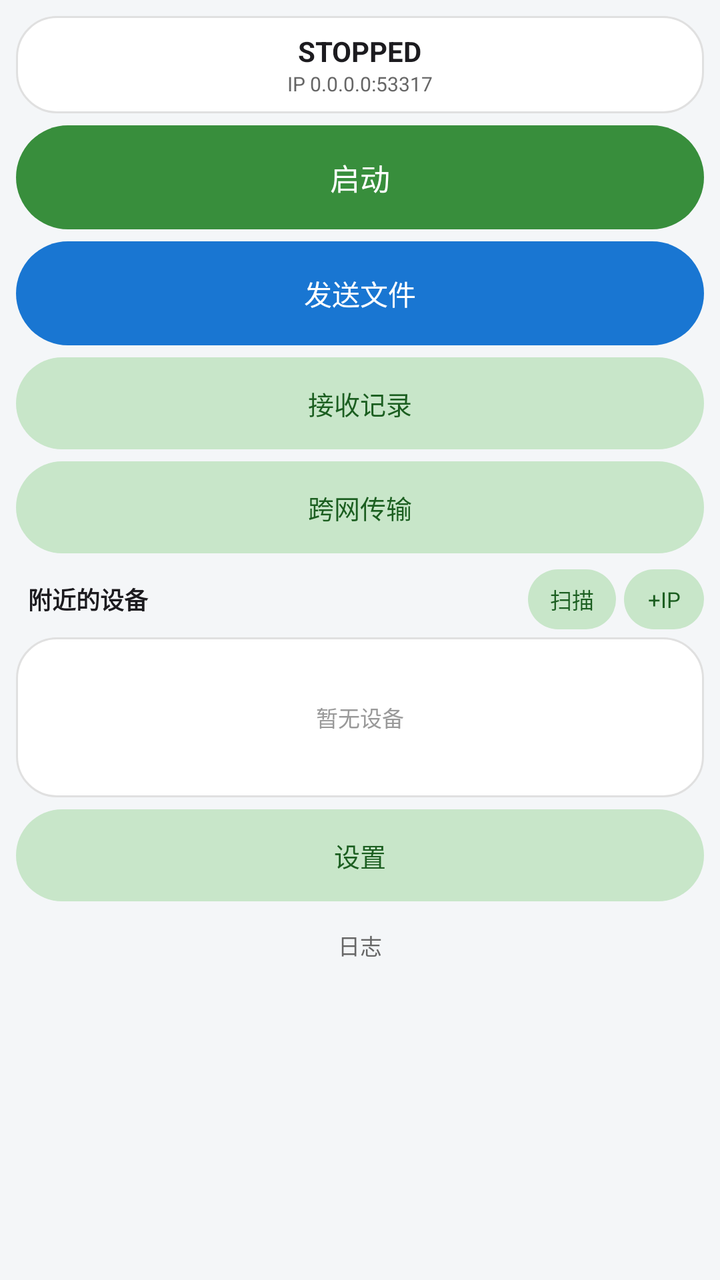
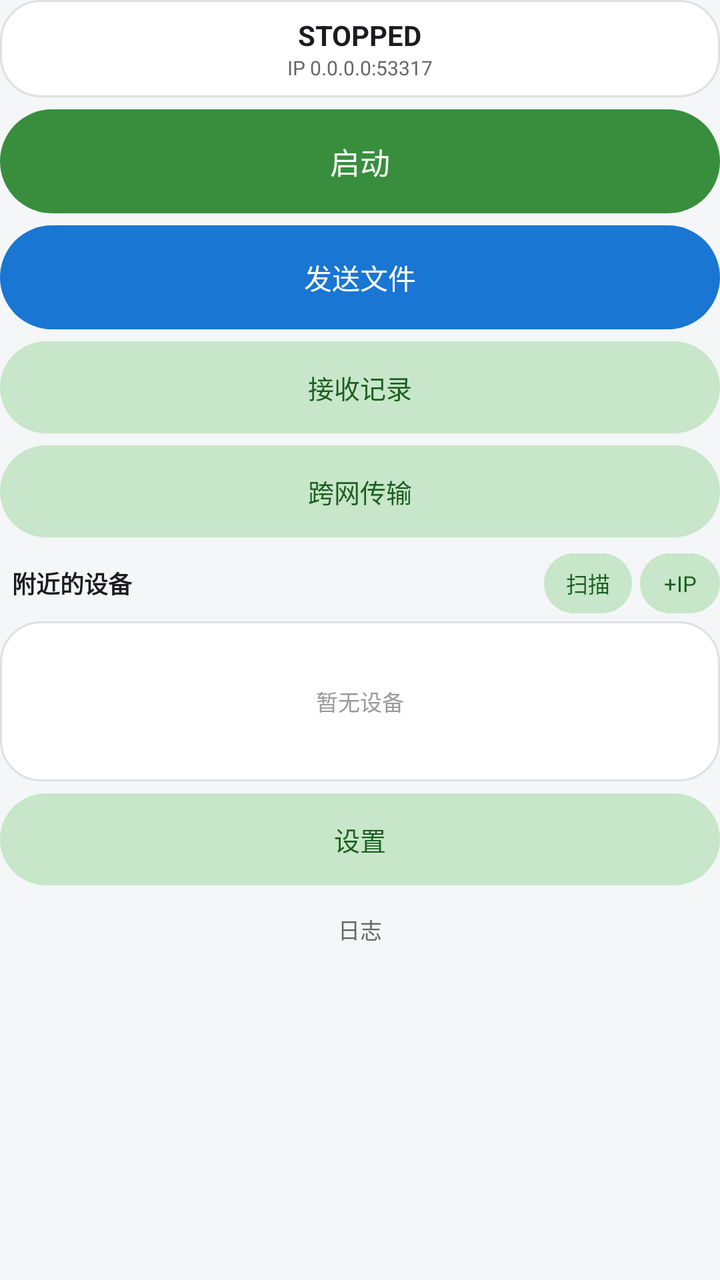

Compare the two renders of this Android layout. The source of the first and the diff that turns it into the second are given below.
<!-- AndroidManifest.xml: application theme android:Theme.Light -->
<!-- res/layout/activity_main.xml -->
<?xml version="1.0" encoding="utf-8"?>
<ScrollView xmlns:android="http://schemas.android.com/apk/res/android"
    android:layout_width="match_parent"
    android:layout_height="match_parent"
    android:background="#F4F6F8"
    android:fillViewport="true"
    android:scrollbars="none">

    <LinearLayout
        android:layout_width="match_parent"
        android:layout_height="wrap_content"
        android:orientation="vertical"
        android:paddingLeft="8dp"
        android:paddingRight="8dp"
        android:paddingTop="8dp"
        android:paddingBottom="6dp">

        <LinearLayout
            android:layout_width="match_parent"
            android:layout_height="wrap_content"
            android:orientation="vertical"
            android:gravity="center"
            android:background="@drawable/watch_card"
            android:padding="8dp"
            android:layout_marginBottom="6dp">
            <TextView
                android:id="@+id/status"
                android:layout_width="wrap_content"
                android:layout_height="wrap_content"
                android:text="STOPPED"
                android:textColor="#1C1B1F"
                android:textSize="14sp"
                android:textStyle="bold" />
            <TextView
                android:id="@+id/status_ip"
                android:layout_width="wrap_content"
                android:layout_height="wrap_content"
                android:text="IP 0.0.0.0:53317"
                android:textColor="#666"
                android:textSize="10sp"
                android:singleLine="true"
                android:ellipsize="middle" />
        </LinearLayout>

        <Button
            android:id="@+id/toggle"
            android:layout_width="match_parent"
            android:layout_height="52dp"
            android:text="启动"
            android:textSize="15sp"
            android:textColor="#FFFFFF"
            android:background="@drawable/watch_btn_primary"
            android:layout_marginBottom="6dp" />

        <Button
            android:id="@+id/btn_send"
            android:layout_width="match_parent"
            android:layout_height="52dp"
            android:text="发送文件"
            android:textSize="14sp"
            android:textColor="#FFFFFF"
            android:background="@drawable/watch_btn_send"
            android:layout_marginBottom="6dp" />

        <Button
            android:id="@+id/btn_history"
            android:layout_width="match_parent"
            android:layout_height="46dp"
            android:text="接收记录"
            android:textSize="13sp"
            android:textColor="#1B5E20"
            android:background="@drawable/watch_btn_secondary"
            android:layout_marginBottom="6dp" />

        <Button
            android:id="@+id/btn_cross_net"
            android:layout_width="match_parent"
            android:layout_height="46dp"
            android:text="跨网传输"
            android:textSize="13sp"
            android:textColor="#1B5E20"
            android:background="@drawable/watch_btn_secondary"
            android:layout_marginBottom="8dp" />

        <LinearLayout
            android:layout_width="match_parent"
            android:layout_height="wrap_content"
            android:orientation="horizontal"
            android:gravity="center_vertical"
            android:layout_marginBottom="4dp">
            <TextView
                android:layout_width="0dp"
                android:layout_weight="1"
                android:layout_height="wrap_content"
                android:text="附近的设备"
                android:textSize="12sp"
                android:textStyle="bold"
                android:textColor="#1C1B1F"
                android:layout_marginLeft="6dp" />
            <Button
                android:id="@+id/scan"
                android:layout_width="wrap_content"
                android:layout_height="30dp"
                android:text="扫描"
                android:textSize="11sp"
                android:textColor="#1B5E20"
                android:background="@drawable/watch_btn_secondary"
                android:minHeight="0dp"
                android:minWidth="44dp"
                android:paddingLeft="8dp"
                android:paddingRight="8dp" />
            <Button
                android:id="@+id/btn_manual_ip"
                android:layout_width="wrap_content"
                android:layout_height="30dp"
                android:text="+IP"
                android:textSize="11sp"
                android:textColor="#1B5E20"
                android:background="@drawable/watch_btn_secondary"
                android:minHeight="0dp"
                android:minWidth="40dp"
                android:paddingLeft="6dp"
                android:paddingRight="6dp"
                android:layout_marginLeft="4dp" />
        </LinearLayout>

        <FrameLayout
            android:layout_width="match_parent"
            android:layout_height="wrap_content"
            android:background="@drawable/watch_card"
            android:minHeight="80dp"
            android:layout_marginBottom="6dp">
            <ListView
                android:id="@+id/devices"
                android:layout_width="match_parent"
                android:layout_height="wrap_content"
                android:divider="@null"
                android:dividerHeight="0dp" />
            <TextView
                android:id="@+id/empty_hint"
                android:layout_width="wrap_content"
                android:layout_height="wrap_content"
                android:layout_gravity="center"
                android:text="暂无设备"
                android:textColor="#999"
                android:textSize="11sp" />
        </FrameLayout>

        <Button
            android:id="@+id/btn_settings"
            android:layout_width="match_parent"
            android:layout_height="46dp"
            android:text="设置"
            android:textSize="13sp"
            android:textColor="#1B5E20"
            android:background="@drawable/watch_btn_secondary"
            android:layout_marginBottom="4dp" />

        <Button
            android:id="@+id/btn_log"
            android:layout_width="match_parent"
            android:layout_height="36dp"
            android:text="日志"
            android:textSize="11sp"
            android:textColor="#666"
            android:background="@android:color/transparent"
            android:minHeight="0dp" />
    </LinearLayout>
</ScrollView>
<!-- resources referenced by this layout -->
<resources>
  <!-- drawable watch_btn_primary (drawable) -->
  <?xml version="1.0" encoding="utf-8"?>
  <selector xmlns:android="http://schemas.android.com/apk/res/android">
      <item android:state_pressed="true"><shape><solid android:color="#2E7D32"/><corners android:radius="26dp"/></shape></item>
      <item><shape><solid android:color="#388E3C"/><corners android:radius="26dp"/></shape></item>
  </selector>
  <!-- drawable watch_btn_secondary (drawable) -->
  <?xml version="1.0" encoding="utf-8"?>
  <selector xmlns:android="http://schemas.android.com/apk/res/android">
      <item android:state_pressed="true"><shape><solid android:color="#A5D6A7"/><corners android:radius="23dp"/></shape></item>
      <item><shape><solid android:color="#C8E6C9"/><corners android:radius="23dp"/></shape></item>
  </selector>
  <!-- drawable watch_btn_send (drawable) -->
  <?xml version="1.0" encoding="utf-8"?>
  <selector xmlns:android="http://schemas.android.com/apk/res/android">
      <item android:state_pressed="true"><shape><solid android:color="#1565C0"/><corners android:radius="26dp"/></shape></item>
      <item><shape><solid android:color="#1976D2"/><corners android:radius="26dp"/></shape></item>
  </selector>
  <!-- drawable watch_card (drawable) -->
  <?xml version="1.0" encoding="utf-8"?>
  <shape xmlns:android="http://schemas.android.com/apk/res/android">
      <solid android:color="#FFFFFF"/>
      <corners android:radius="20dp"/>
      <stroke android:width="1dp" android:color="#E0E0E0"/>
  </shape>
</resources>

<!-- the commit's change to res/layout/activity_main.xml (unified diff, before → after) -->
@@ -1,169 +1,105 @@
 <?xml version="1.0" encoding="utf-8"?>
-<ScrollView xmlns:android="http://schemas.android.com/apk/res/android"
+<LinearLayout xmlns:android="http://schemas.android.com/apk/res/android"
+    android:id="@+id/main_root"
     android:layout_width="match_parent"
     android:layout_height="match_parent"
-    android:background="#F4F6F8"
-    android:fillViewport="true"
-    android:scrollbars="none">
+    android:orientation="vertical"
+    android:background="#F4F6F8">
 
-    <LinearLayout
+    <ScrollView
+        android:id="@+id/main_scroll"
         android:layout_width="match_parent"
-        android:layout_height="wrap_content"
-        android:orientation="vertical"
-        android:paddingLeft="8dp"
-        android:paddingRight="8dp"
-        android:paddingTop="8dp"
-        android:paddingBottom="6dp">
-
+        android:layout_height="match_parent">
+        
         <LinearLayout
+            android:id="@+id/main_container"
             android:layout_width="match_parent"
             android:layout_height="wrap_content"
-            android:orientation="vertical"
-            android:gravity="center"
-            android:background="@drawable/watch_card"
-            android:padding="8dp"
-            android:layout_marginBottom="6dp">
-            <TextView
-                android:id="@+id/status"
-                android:layout_width="wrap_content"
-                android:layout_height="wrap_content"
-                android:text="STOPPED"
-                android:textColor="#1C1B1F"
-                android:textSize="14sp"
-                android:textStyle="bold" />
-            <TextView
-                android:id="@+id/status_ip"
-                android:layout_width="wrap_content"
-                android:layout_height="wrap_content"
-                android:text="IP 0.0.0.0:53317"
-                android:textColor="#666"
-                android:textSize="10sp"
-                android:singleLine="true"
-                android:ellipsize="middle" />
-        </LinearLayout>
-
-        <Button
-            android:id="@+id/toggle"
-            android:layout_width="match_parent"
-            android:layout_height="52dp"
-            android:text="启动"
-            android:textSize="15sp"
-            android:textColor="#FFFFFF"
-            android:background="@drawable/watch_btn_primary"
-            android:layout_marginBottom="6dp" />
-
-        <Button
-            android:id="@+id/btn_send"
-            android:layout_width="match_parent"
-            android:layout_height="52dp"
-            android:text="发送文件"
-            android:textSize="14sp"
-            android:textColor="#FFFFFF"
-            android:background="@drawable/watch_btn_send"
-            android:layout_marginBottom="6dp" />
-
-        <Button
-            android:id="@+id/btn_history"
-            android:layout_width="match_parent"
-            android:layout_height="46dp"
-            android:text="接收记录"
-            android:textSize="13sp"
-            android:textColor="#1B5E20"
-            android:background="@drawable/watch_btn_secondary"
-            android:layout_marginBottom="6dp" />
-
-        <Button
-            android:id="@+id/btn_cross_net"
-            android:layout_width="match_parent"
-            android:layout_height="46dp"
-            android:text="跨网传输"
-            android:textSize="13sp"
-            android:textColor="#1B5E20"
-            android:background="@drawable/watch_btn_secondary"
-            android:layout_marginBottom="8dp" />
-
-        <LinearLayout
-            android:layout_width="match_parent"
-            android:layout_height="wrap_content"
-            android:orientation="horizontal"
-            android:gravity="center_vertical"
-            android:layout_marginBottom="4dp">
-            <TextView
-                android:layout_width="0dp"
-                android:layout_weight="1"
-                android:layout_height="wrap_content"
-                android:text="附近的设备"
-                android:textSize="12sp"
-                android:textStyle="bold"
-                android:textColor="#1C1B1F"
-                android:layout_marginLeft="6dp" />
-            <Button
-                android:id="@+id/scan"
-                android:layout_width="wrap_content"
-                android:layout_height="30dp"
-                android:text="扫描"
-                android:textSize="11sp"
-                android:textColor="#1B5E20"
-                android:background="@drawable/watch_btn_secondary"
-                android:minHeight="0dp"
-                android:minWidth="44dp"
-                android:paddingLeft="8dp"
-                android:paddingRight="8dp" />
-            <Button
-                android:id="@+id/btn_manual_ip"
-                android:layout_width="wrap_content"
-                android:layout_height="30dp"
-                android:text="+IP"
-                android:textSize="11sp"
-                android:textColor="#1B5E20"
-                android:background="@drawable/watch_btn_secondary"
-                android:minHeight="0dp"
-                android:minWidth="40dp"
-                android:paddingLeft="6dp"
-                android:paddingRight="6dp"
-                android:layout_marginLeft="4dp" />
-        </LinearLayout>
-
-        <FrameLayout
-            android:layout_width="match_parent"
-            android:layout_height="wrap_content"
-            android:background="@drawable/watch_card"
-            android:minHeight="80dp"
-            android:layout_marginBottom="6dp">
-            <ListView
-                android:id="@+id/devices"
+            android:orientation="vertical">
+            
+            <LinearLayout
                 android:layout_width="match_parent"
                 android:layout_height="wrap_content"
-                android:divider="@null"
-                android:dividerHeight="0dp" />
-            <TextView
-                android:id="@+id/empty_hint"
-                android:layout_width="wrap_content"
-                android:layout_height="wrap_content"
-                android:layout_gravity="center"
-                android:text="暂无设备"
-                android:textColor="#999"
-                android:textSize="11sp" />
-        </FrameLayout>
+                android:orientation="vertical"
+                android:gravity="center"
+                android:background="@drawable/watch_card"
+                android:padding="8dp"
+                android:layout_marginBottom="6dp">
+                <TextView android:id="@+id/status"
+                    android:layout_width="wrap_content" android:layout_height="wrap_content"
+                    android:text="STOPPED" android:textColor="#1C1B1F"
+                    android:textSize="14sp" android:textStyle="bold" />
+                <TextView android:id="@+id/status_ip"
+                    android:layout_width="wrap_content" android:layout_height="wrap_content"
+                    android:text="IP 0.0.0.0:53317" android:textColor="#666"
+                    android:textSize="10sp" android:singleLine="true" android:ellipsize="middle" />
+            </LinearLayout>
 
-        <Button
-            android:id="@+id/btn_settings"
-            android:layout_width="match_parent"
-            android:layout_height="46dp"
-            android:text="设置"
-            android:textSize="13sp"
-            android:textColor="#1B5E20"
-            android:background="@drawable/watch_btn_secondary"
-            android:layout_marginBottom="4dp" />
+            <Button android:id="@+id/toggle"
+                android:layout_width="match_parent" android:layout_height="52dp"
+                android:text="启动" android:textSize="15sp" android:textColor="#FFFFFF"
+                android:background="@drawable/watch_btn_primary" android:layout_marginBottom="6dp" />
 
-        <Button
-            android:id="@+id/btn_log"
-            android:layout_width="match_parent"
-            android:layout_height="36dp"
-            android:text="日志"
-            android:textSize="11sp"
-            android:textColor="#666"
-            android:background="@android:color/transparent"
-            android:minHeight="0dp" />
-    </LinearLayout>
-</ScrollView>
+            <Button android:id="@+id/btn_send"
+                android:layout_width="match_parent" android:layout_height="52dp"
+                android:text="发送文件" android:textSize="14sp" android:textColor="#FFFFFF"
+                android:background="@drawable/watch_btn_send" android:layout_marginBottom="6dp" />
+
+            <Button android:id="@+id/btn_history"
+                android:layout_width="match_parent" android:layout_height="46dp"
+                android:text="接收记录" android:textSize="13sp" android:textColor="#1B5E20"
+                android:background="@drawable/watch_btn_secondary" android:layout_marginBottom="6dp" />
+
+            <Button android:id="@+id/btn_cross_net"
+                android:layout_width="match_parent" android:layout_height="46dp"
+                android:text="跨网传输" android:textSize="13sp" android:textColor="#1B5E20"
+                android:background="@drawable/watch_btn_secondary" android:layout_marginBottom="8dp" />
+
+            <LinearLayout
+                android:layout_width="match_parent" android:layout_height="wrap_content"
+                android:orientation="horizontal" android:gravity="center_vertical"
+                android:layout_marginBottom="4dp">
+                <TextView android:layout_width="0dp" android:layout_weight="1"
+                    android:layout_height="wrap_content" android:text="附近的设备"
+                    android:textSize="12sp" android:textStyle="bold" android:textColor="#1C1B1F"
+                    android:layout_marginLeft="6dp" />
+                <Button android:id="@+id/scan"
+                    android:layout_width="wrap_content" android:layout_height="30dp"
+                    android:text="扫描" android:textSize="11sp" android:textColor="#1B5E20"
+                    android:background="@drawable/watch_btn_secondary"
+                    android:minHeight="0dp" android:minWidth="44dp"
+                    android:paddingLeft="8dp" android:paddingRight="8dp" />
+                <Button android:id="@+id/btn_manual_ip"
+                    android:layout_width="wrap_content" android:layout_height="30dp"
+                    android:text="+IP" android:textSize="11sp" android:textColor="#1B5E20"
+                    android:background="@drawable/watch_btn_secondary"
+                    android:minHeight="0dp" android:minWidth="40dp"
+                    android:paddingLeft="6dp" android:paddingRight="6dp"
+                    android:layout_marginLeft="4dp" />
+            </LinearLayout>
+
+            <FrameLayout
+                android:layout_width="match_parent" android:layout_height="wrap_content"
+                android:background="@drawable/watch_card" android:minHeight="80dp"
+                android:layout_marginBottom="6dp">
+                <ListView android:id="@+id/devices"
+                    android:layout_width="match_parent" android:layout_height="wrap_content"
+                    android:divider="@null" android:dividerHeight="0dp" />
+                <TextView android:id="@+id/empty_hint"
+                    android:layout_width="wrap_content" android:layout_height="wrap_content"
+                    android:layout_gravity="center" android:text="暂无设备"
+                    android:textColor="#999" android:textSize="11sp" />
+            </FrameLayout>
+
+            <Button android:id="@+id/btn_settings"
+                android:layout_width="match_parent" android:layout_height="46dp"
+                android:text="设置" android:textSize="13sp" android:textColor="#1B5E20"
+                android:background="@drawable/watch_btn_secondary" android:layout_marginBottom="4dp" />
+
+            <Button android:id="@+id/btn_log"
+                android:layout_width="match_parent" android:layout_height="36dp"
+                android:text="日志" android:textSize="11sp" android:textColor="#666"
+                android:background="@android:color/transparent" android:minHeight="0dp" />
+        </LinearLayout>
+    </ScrollView>
+</LinearLayout>
